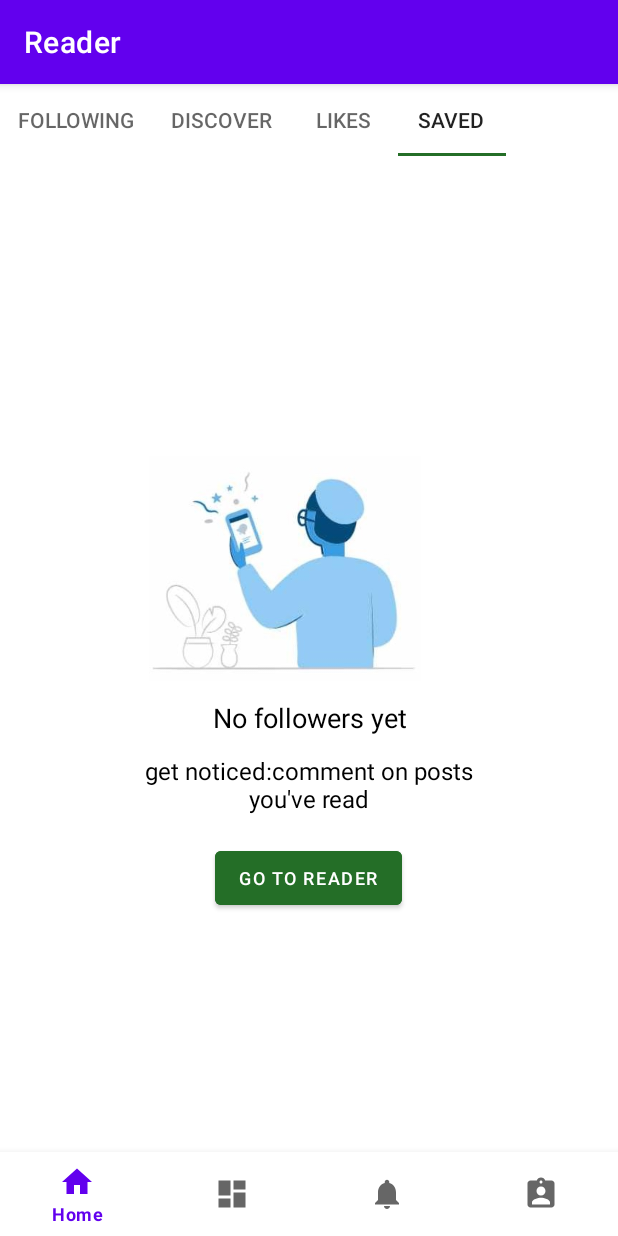
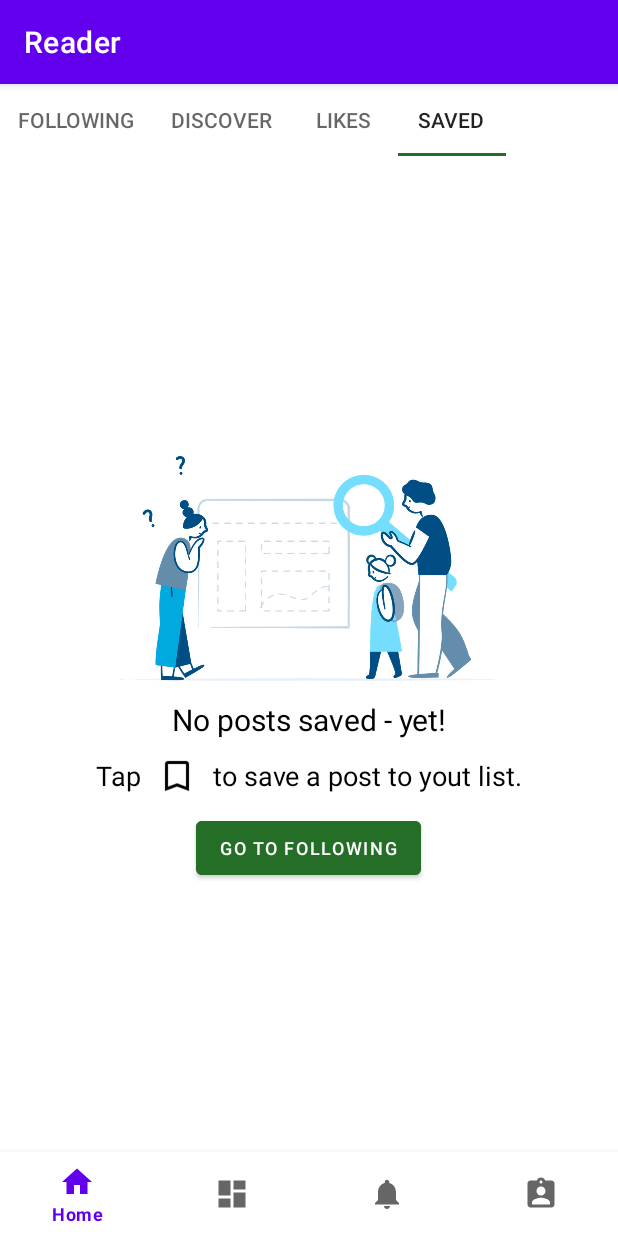
Before and after one commit to MaxenceJRY/WordPressUSTH, an Android app: the ReaderFragment screen opened through its navigation route, tab 4 chosen, on a phone screen of 412 x 824 dp. Run offline under Robolectric (Android 15) with nearby library versions, the phone set to English and light mode, and no system bars; our stand-ins replace navigation-ui.

Commit message:
Add of Likes and Saved from Reader

```diff
--- a/app/src/main/java/vn/edu/usth/wordpress25/Discover_example.java
+++ b/app/src/main/java/vn/edu/usth/wordpress25/ui/Reader/Discover_example.java
@@ -1,4 +1,4 @@
-package vn.edu.usth.wordpress25;
+package vn.edu.usth.wordpress25.ui.Reader;
 
 import android.os.Bundle;
 
@@ -7,6 +7,8 @@ import androidx.fragment.app.Fragment;
 import android.view.LayoutInflater;
 import android.view.View;
 import android.view.ViewGroup;
+
+import vn.edu.usth.wordpress25.R;
 
 /**
  * A simple {@link Fragment} subclass.
--- a/app/src/main/java/vn/edu/usth/wordpress25/ui/Reader/ReaderPagerAdapter.java
+++ b/app/src/main/java/vn/edu/usth/wordpress25/ui/Reader/ReaderPagerAdapter.java
@@ -23,9 +23,9 @@ public class ReaderPagerAdapter extends FragmentPagerAdapter {
             case 1:
                 return new Discover();
             case 2:
-                return new NotifCommentsFragment();
+                return new Likes();
             case 3:
-                return new NotifFollowsFragment();
+                return new Saved();
             default:
                 return null;
         }
--- a/app/src/main/res/layout/fragment_discover.xml
+++ b/app/src/main/res/layout/fragment_discover.xml
@@ -102,7 +102,7 @@
                 android:id="@+id/discover_example1"
                 android:layout_width="wrap_content"
                 android:layout_height="wrap_content"
-                android:name="vn.edu.usth.wordpress25.Discover_example"></fragment>
+                android:name="vn.edu.usth.wordpress25.ui.Reader.Discover_example"></fragment>
             <fragment
                 android:id="@+id/disco_follow"
                 android:layout_width="wrap_content"
@@ -119,7 +119,7 @@
                     android:id="@+id/discover_example2"
                     android:layout_width="wrap_content"
                     android:layout_height="wrap_content"
-                    android:name="vn.edu.usth.wordpress25.Discover_example"></fragment>
+                    android:name="vn.edu.usth.wordpress25.ui.Reader.Discover_example"></fragment>
                 <fragment
                     android:id="@+id/disco_follow2"
                     android:layout_width="wrap_content"
--- a/app/src/main/res/layout/fragment_discover_example.xml
+++ b/app/src/main/res/layout/fragment_discover_example.xml
@@ -5,7 +5,7 @@
     android:layout_width="match_parent"
     android:layout_height="match_parent"
     android:orientation="vertical"
-    tools:context=".Discover_example">
+    tools:context=".ui.Reader.Discover_example">
 
     <LinearLayout
         android:layout_width="match_parent"
--- a/app/src/main/res/layout/fragment_following.xml
+++ b/app/src/main/res/layout/fragment_following.xml
@@ -51,7 +51,7 @@
         android:orientation="vertical">
 
     <fragment
-        android:id="@+id/fragment1"
+        android:id="@+id/fragment11"
         android:layout_width="wrap_content"
         android:layout_height="wrap_content"
         android:name="vn.edu.usth.wordpress25.ui.Reader.Following_example"/>
@@ -61,7 +61,7 @@
         android:background="@color/separation"
         android:layout_gravity="center_horizontal"/>
     <fragment
-        android:id="@+id/fragment2"
+        android:id="@+id/fragment22"
         android:layout_width="wrap_content"
         android:layout_height="wrap_content"
         android:name="vn.edu.usth.wordpress25.ui.Reader.Following_example"/>
@@ -71,7 +71,7 @@
         android:background="@color/separation"
         android:layout_gravity="center_horizontal"/>
     <fragment
-        android:id="@+id/fragment3"
+        android:id="@+id/fragment32"
         android:layout_width="wrap_content"
         android:layout_height="wrap_content"
         android:name="vn.edu.usth.wordpress25.ui.Reader.Following_example"/>
--- /dev/null
+++ b/app/src/main/res/layout/fragment_saved.xml
@@ -0,0 +1,66 @@
+<?xml version="1.0" encoding="utf-8"?>
+<RelativeLayout xmlns:android="http://schemas.android.com/apk/res/android"
+    xmlns:app="http://schemas.android.com/apk/res-auto"
+    xmlns:tools="http://schemas.android.com/tools"
+    android:layout_width="match_parent"
+    android:layout_height="match_parent"
+    tools:context=".ui.Reader.Saved">
+
+    <ImageView
+        android:id="@+id/imageView3"
+        android:layout_width="wrap_content"
+        android:layout_height="150dp"
+        android:layout_marginTop="200dp"
+        android:gravity="center_horizontal"
+        android:layout_marginBottom="12dp"
+        android:src="@drawable/nothing" />
+
+    <TextView
+        android:id="@+id/textView25"
+        android:layout_width="match_parent"
+        android:layout_height="wrap_content"
+        android:layout_below="@id/imageView3"
+        android:gravity="center_horizontal"
+        android:text="No posts saved - yet!"
+        android:textSize="20dp" />
+
+    <Button
+        android:id="@+id/button_reader"
+        android:layout_width="wrap_content"
+        android:layout_height="wrap_content"
+        android:layout_below="@id/line_save"
+        android:layout_centerHorizontal="true"
+        android:backgroundTint="@color/teal_200"
+        android:text="Go to following"
+        android:textSize="12dp" />
+
+    <LinearLayout
+        android:id="@+id/line_save"
+        android:layout_width="match_parent"
+        android:layout_height="@dimen/row"
+        android:layout_below="@id/textView25"
+        android:gravity="center_horizontal|center_vertical"
+        android:orientation="horizontal">
+
+        <TextView
+            android:id="@+id/textView40"
+            android:layout_width="wrap_content"
+            android:layout_height="wrap_content"
+            android:text="Tap"
+            android:textSize="18dp" />
+
+        <ImageView
+            android:id="@+id/imageView10"
+            android:layout_width="wrap_content"
+            android:layout_height="24dp"
+            android:src="@drawable/save_white" />
+
+        <TextView
+            android:id="@+id/textView41"
+            android:layout_width="wrap_content"
+            android:layout_height="wrap_content"
+            android:text="to save a post to yout list."
+            android:textSize="18dp" />
+    </LinearLayout>
+
+</RelativeLayout>
```
Also changed, not shown: app/src/main/java/vn/edu/usth/wordpress25/ui/Reader/Likes.java (added, +81 -0 lines), app/src/main/java/vn/edu/usth/wordpress25/ui/Reader/Saved.java (added, +66 -0 lines), app/src/main/res/layout/fragment_likes.xml (added, +49 -0 lines), app/src/main/res/drawable/nothing.png (added).
